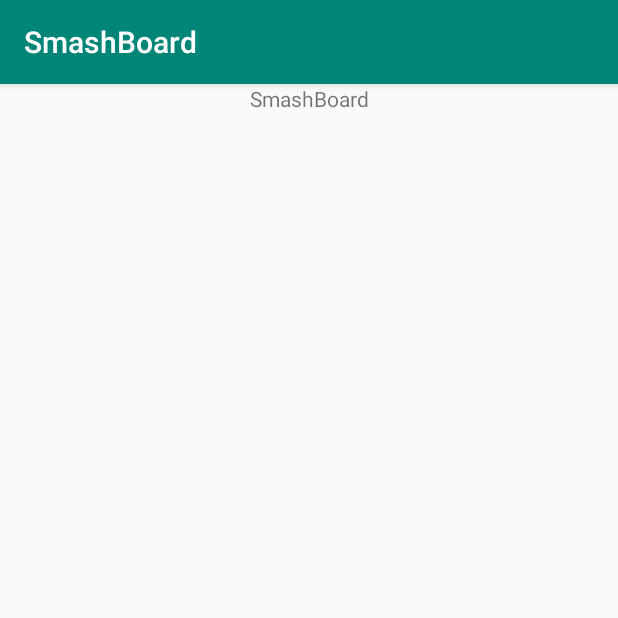
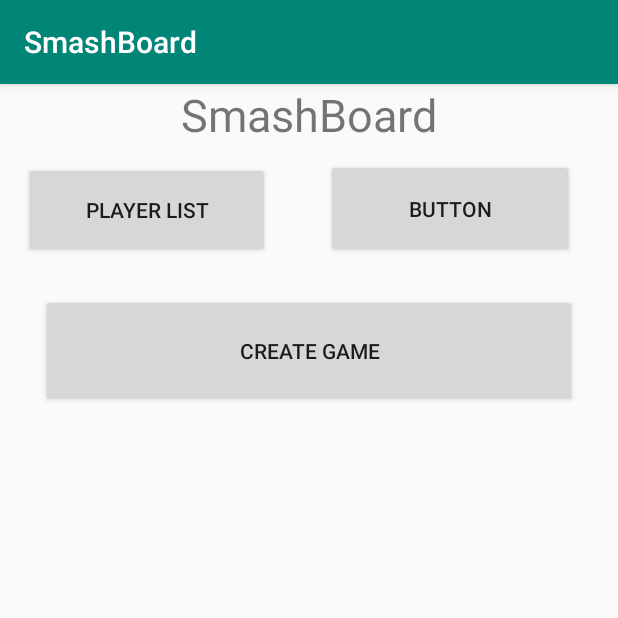
Before and after one commit to KaLuZ1/SmashBoard, an Android app: the screen it shows after launch (MainActivity), on a phone screen of 412 x 824 dp, the top half of it. Run offline under Robolectric (Android 15) with nearby library versions, the phone set to English and light mode, and no system bars.

```diff
--- a/app/src/main/res/layout/activity_main.xml
+++ b/app/src/main/res/layout/activity_main.xml
@@ -7,13 +7,49 @@
     tools:context=".MainActivity">
 
     <TextView
+        android:id="@+id/textView"
         android:layout_width="wrap_content"
-        android:layout_height="wrap_content"
+        android:layout_height="50dp"
         android:text="SmashBoard"
+        android:textSize="30sp"
         app:layout_constraintBottom_toBottomOf="parent"
         app:layout_constraintLeft_toLeftOf="parent"
         app:layout_constraintRight_toRightOf="parent"
         app:layout_constraintTop_toTopOf="parent"
         app:layout_constraintVertical_bias="0.0" />
 
+    <Button
+        android:id="@+id/botPlayer"
+        android:layout_width="164dp"
+        android:layout_height="64dp"
+        android:layout_marginStart="16dp"
+        android:layout_marginTop="2dp"
+        android:onClick="goTOPlayerList"
+        android:text="Player List"
+        app:layout_constraintStart_toStartOf="parent"
+        app:layout_constraintTop_toBottomOf="@+id/textView" />
+
+    <Button
+        android:id="@+id/botStart"
+        android:layout_width="357dp"
+        android:layout_height="75dp"
+        android:layout_marginStart="16dp"
+        android:layout_marginTop="24dp"
+        android:layout_marginEnd="16dp"
+        android:text="Create Game"
+        app:layout_constraintEnd_toEndOf="parent"
+        app:layout_constraintStart_toStartOf="parent"
+        app:layout_constraintTop_toBottomOf="@+id/button4" />
+
+    <Button
+        android:id="@+id/button4"
+        android:layout_width="165dp"
+        android:layout_height="66dp"
+        android:layout_marginStart="24dp"
+        android:layout_marginEnd="16dp"
+        android:text="Button"
+        app:layout_constraintEnd_toEndOf="parent"
+        app:layout_constraintStart_toEndOf="@+id/botPlayer"
+        app:layout_constraintTop_toBottomOf="@+id/textView" />
+
 </android.support.constraint.ConstraintLayout>
```
Also changed, not shown: app/src/main/AndroidManifest.xml (+9 -0 lines), app/src/main/java/com/lukascomp/smashboard/DisplayMessageActivity.java (added, +23 -0 lines), app/src/main/java/com/lukascomp/smashboard/MainActivity.java (+12 -0 lines), app/src/main/res/layout/activity_display_message.xml (added, +9 -0 lines), app/src/main/res/layout/activity_displey_message.xml (added, +18 -0 lines), app/src/main/res/layout/player_pick.xml (added, +55 -0 lines).
